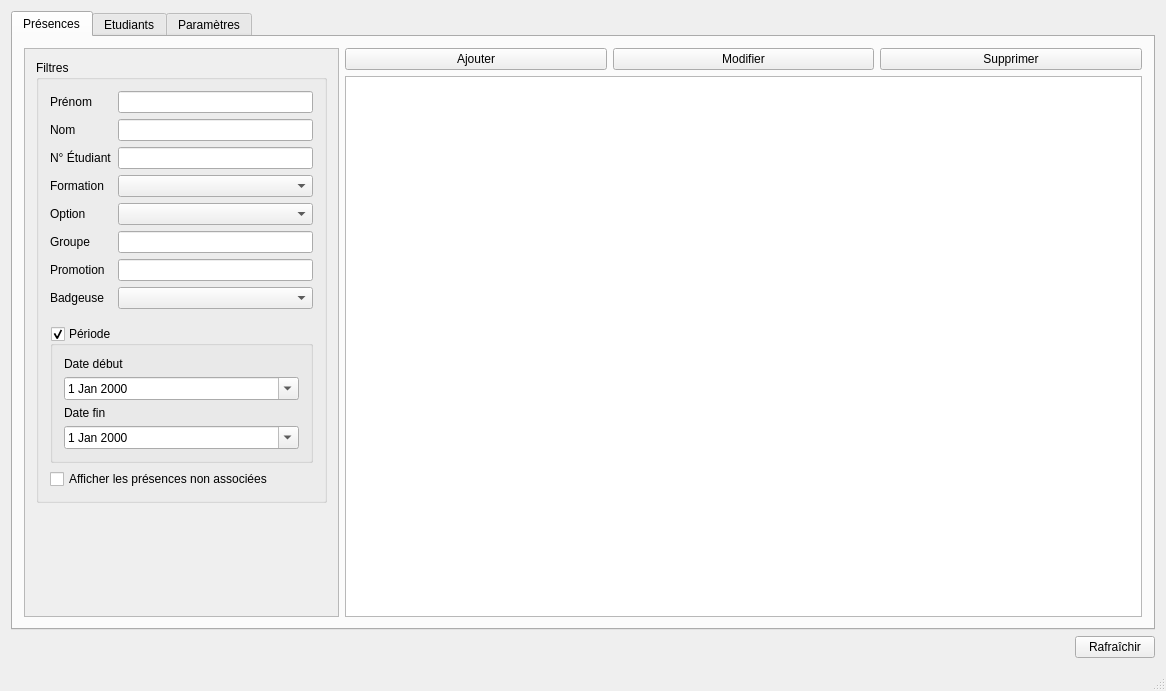
Qt form Badgeuse/mainwindow.ui (louisthomaspro/badgeuse-polytech) before a commit.
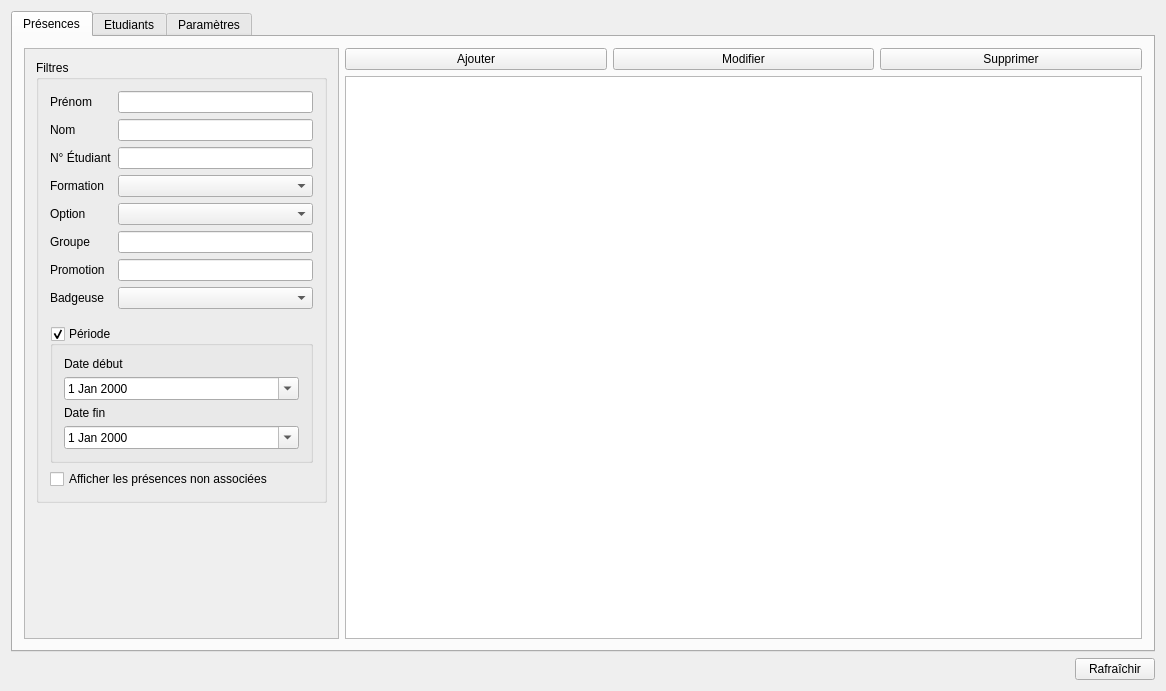
The same form after that commit.

```diff
--- a/Badgeuse/mainwindow.ui
+++ b/Badgeuse/mainwindow.ui
@@ -95,7 +95,7 @@
                <x>0</x>
                <y>0</y>
                <width>313</width>
-               <height>571</height>
+               <height>593</height>
               </rect>
              </property>
              <layout class="QVBoxLayout" name="verticalLayout_3">
@@ -888,7 +888,6 @@
     </item>
    </layout>
   </widget>
-  <widget class="QStatusBar" name="statusBar"/>
  </widget>
  <layoutdefault spacing="6" margin="11"/>
  <resources/>
```
Left out of the diff: 2 changed lines with no effect on the pictures.
